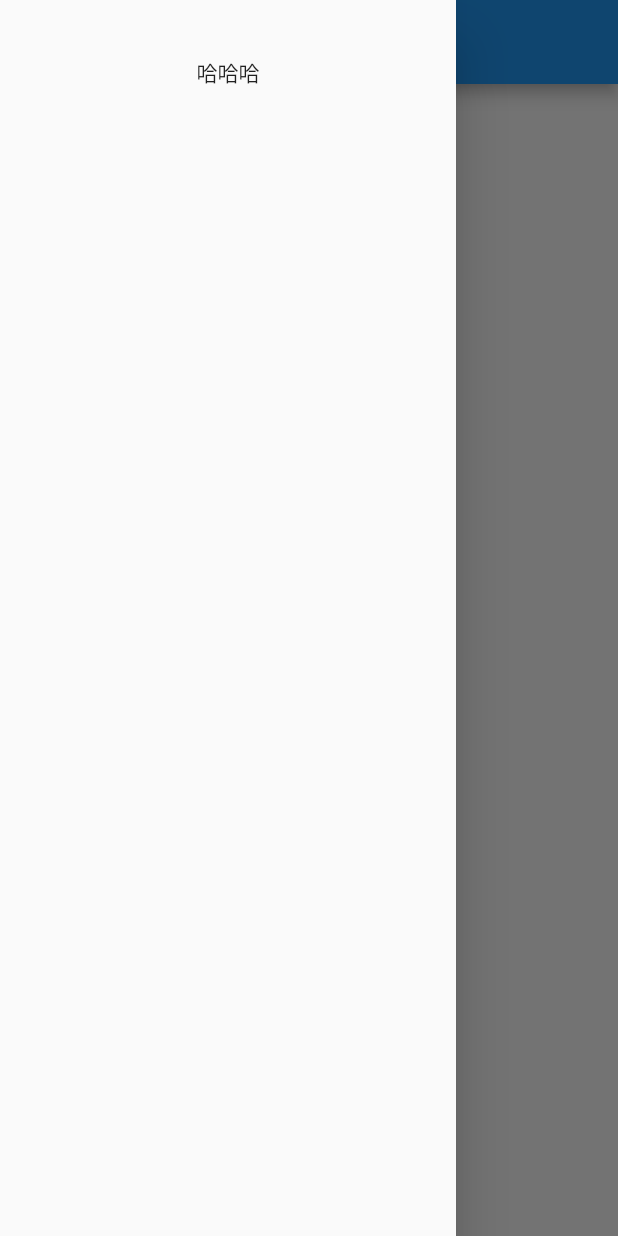
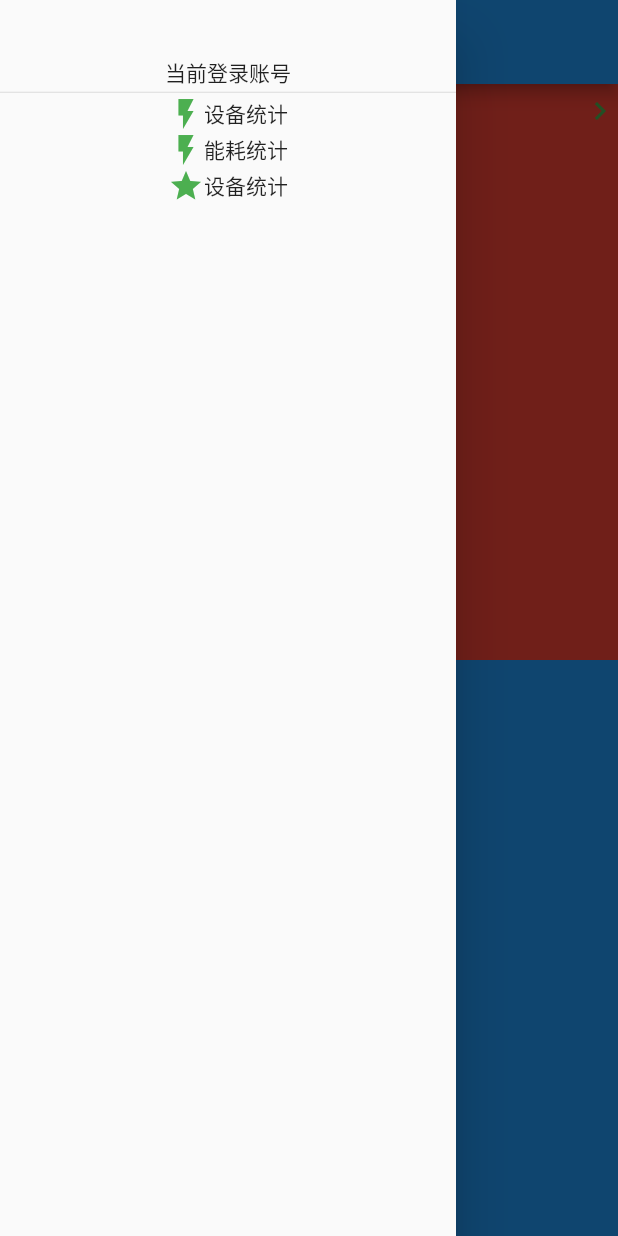
Before and after one commit to zhangyuhuihh/flutter-demo, a Flutter app: the screen it shows after launch, with the side drawer open, on a phone screen of 412 x 824 dp. Run offline on Flutter 3.47's test engine with Material 2 defaults, Android fonts, the phone set to English and light mode, and no system bars; generated files the repository leaves out were written again.

Commit message:
首页大体布局完成

```diff
--- a/lib/routes/homePage.dart
+++ b/lib/routes/homePage.dart
@@ -9,9 +9,75 @@ class HomePage extends StatefulWidget {
 class _HomePage extends State<HomePage> {
   Widget build(BuildContext context) {
     return Scaffold(
-        appBar: AppBar(title: Text('首页'),
-        centerTitle: true),
-        drawer: new MyDrawer());
+      appBar: AppBar(title: Text('智能供暖'), centerTitle: true),
+      drawer: new MyDrawer(),
+      body: Column(
+        children: <Widget>[new DeviceManage(), new EnergyManage()],
+      ),
+    );
+  }
+}
+
+class DeviceManage extends StatefulWidget {
+  @override
+  _DeviceManage createState() => _DeviceManage();
+}
+
+class _DeviceManage extends State<DeviceManage> {
+  Widget build(BuildContext context) {
+    return Expanded(
+      flex: 1,
+      child: Container(
+        color: Colors.red,
+        child: Column(
+          children: <Widget>[
+            Row(
+              children: <Widget>[
+                Expanded(
+                  flex: 1,
+                  child: Container(
+                    child: Text('设备统计'),
+                    height: 30,
+                  ),
+                ),
+                Expanded(
+                  flex: 1,
+                  child: Container(
+                    alignment: Alignment.bottomRight,
+                    child: Icon(
+                      Icons.navigate_next,
+                      color: Colors.green,
+                    ),
+                    height: 30,
+                  ),
+                ),
+              ],
+            ),
+          ],
+        ),
+      ),
+    );
+  }
+}
+
+class EnergyManage extends StatefulWidget {
+  @override
+  _EnergyManage createState() => _EnergyManage();
+}
+
+class _EnergyManage extends State<EnergyManage> {
+  Widget build(BuildContext context) {
+    return Expanded(
+      flex: 1,
+      child: Container(
+        color: Colors.blue,
+        child: Row(
+          children: <Widget>[
+            Text('能耗统计'),
+          ],
+        ),
+      ),
+    );
   }
 }
 
@@ -29,9 +95,59 @@ class MyDrawer extends StatelessWidget {
           child: Column(
             children: <Widget>[
               Padding(
-                  padding: const EdgeInsets.only(top: 38.0), child: Text('哈哈哈'))
+                  padding: const EdgeInsets.only(top: 38.0),
+                  child: Text('当前登录账号')),
+              Divider(
+                height: 5.0,
+              ),
+              new MenuList()
             ],
           )),
     );
   }
 }
+
+class MenuList extends StatelessWidget {
+  const MenuList({Key key}) : super(key: key);
+
+  @override
+  Widget build(BuildContext context) {
+    return Column(
+      children: <Widget>[
+        Container(
+          child: Row(
+            mainAxisAlignment: MainAxisAlignment.center,
+            children: <Widget>[
+              Icon(
+                Icons.flash_on,
+                color: Colors.green,
+              ),
+              Text('设备统计'),
+            ],
+          ),
+        ),
+        Container(
+          child: Row(
+            mainAxisAlignment: MainAxisAlignment.center,
+            children: <Widget>[
+              Icon(
+                Icons.flash_on,
+                color: Colors.green,
+              ),
+              Text('能耗统计'),
+            ],
+          ),
+        ),
+        Container(
+          child: Row(
+            mainAxisAlignment: MainAxisAlignment.center,
+            children: <Widget>[
+              Icon(Icons.grade, color: Colors.green),
+              Text('设备统计'),
+            ],
+          ),
+        )
+      ],
+    );
+  }
+}
```
